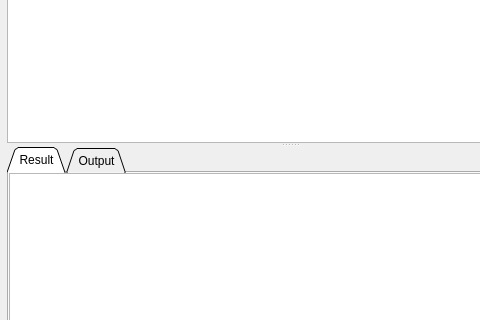
Qt form source/qtdesigner/MSql_editor_win2_ui.ui (MValaguz/MSql) before a commit; both pictures show x 0 to 480 and y 138 to 458 of the 848 by 601 pixel window.
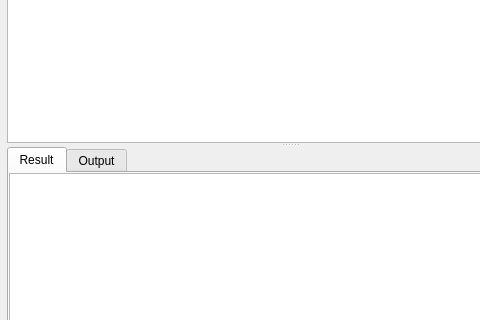
The same form after that commit. Icons and pictures are not drawn. Custom widgets are drawn as their Qt base class.

Patch:
```diff
--- a/source/qtdesigner/MSql_editor_win2_ui.ui
+++ b/source/qtdesigner/MSql_editor_win2_ui.ui
@@ -48,9 +48,6 @@
        </property>
       </widget>
       <widget class="QTabWidget" name="o_tab_widget">
-       <property name="tabShape">
-        <enum>QTabWidget::Triangular</enum>
-       </property>
        <property name="currentIndex">
         <number>0</number>
        </property>
```
Left out of the diff: 6 changed lines with no effect on the pictures.
